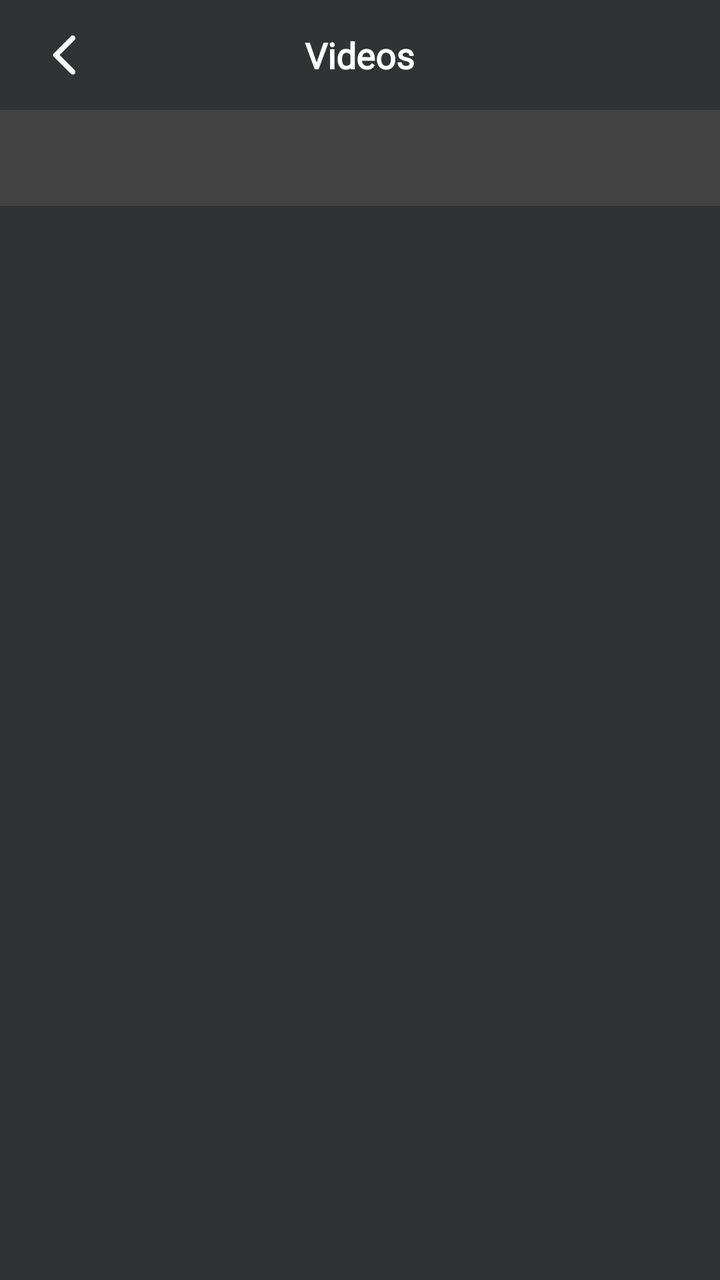
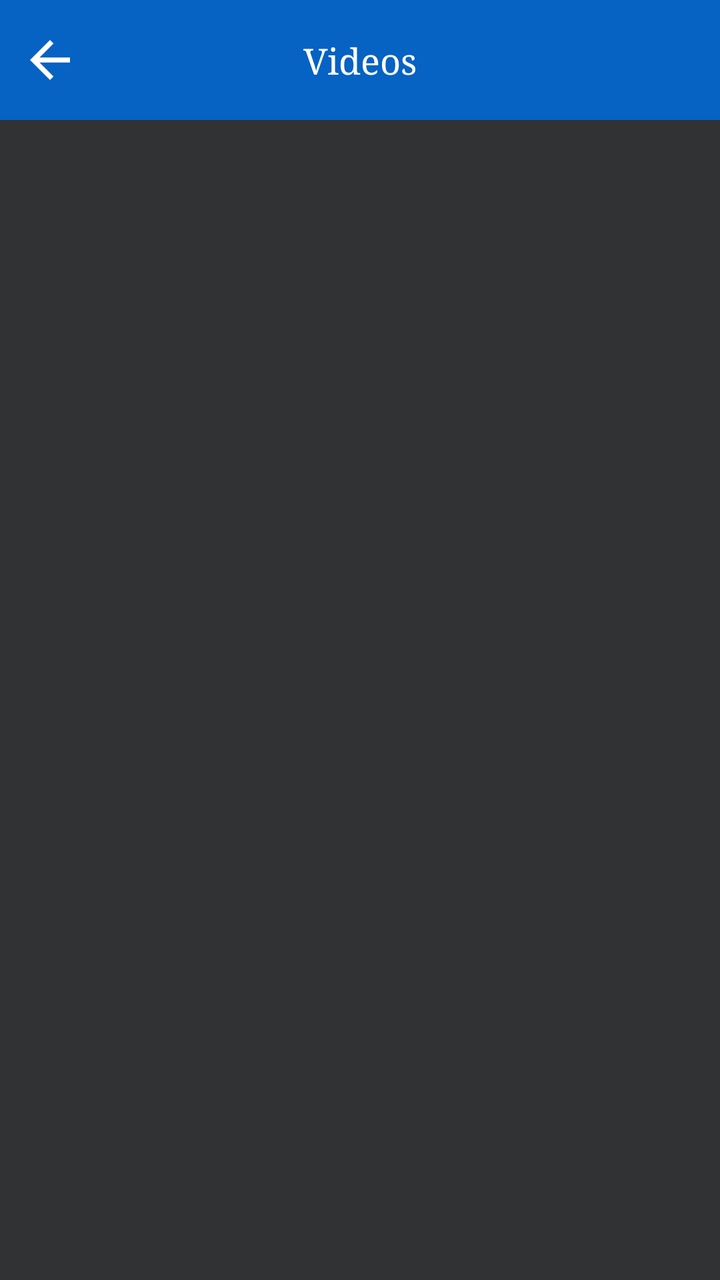

Screens rendered from an Android XML layout before and after an edit, with the pre-edit source and the edit as a unified diff.
<!-- AndroidManifest.xml: application theme Theme.LgAndRukoMirror -->
<!-- res/layout/activity_videos.xml -->
<?xml version="1.0" encoding="utf-8"?>
<LinearLayout xmlns:android="http://schemas.android.com/apk/res/android"
    xmlns:app="http://schemas.android.com/apk/res-auto"
    xmlns:tools="http://schemas.android.com/tools"
    android:layout_width="match_parent"
    android:layout_height="match_parent"
    android:background="@color/app_color"
    android:orientation="vertical"
    tools:context=".activities.VideosActivity">

    <FrameLayout
        android:layout_width="match_parent"
        android:layout_height="wrap_content"
        android:paddingHorizontal="20dp"
        android:paddingVertical="15dp">

        <ImageView
            android:id="@+id/ic_back"
            android:layout_width="25dp"
            android:layout_height="25dp"
            android:layout_gravity="start"
            android:src="@drawable/round_arrow_back_ios_24"
            app:tint="@color/white" />

        <TextView
            style="@style/textHeading"
            android:layout_width="wrap_content"
            android:layout_height="wrap_content"
            android:layout_gravity="center"
            android:text="Videos"
            android:textColor="@color/white"
            android:textSize="18sp" />
    </FrameLayout>

    <com.google.android.material.tabs.TabLayout
        android:id="@+id/tabLayout"
        android:layout_width="match_parent"
        android:layout_height="wrap_content"
        android:background="@color/bg_color"
        app:tabIndicatorColor="@color/white"
        app:tabIndicator="@null"
        app:tabInlineLabel="true"
        app:tabMode="fixed"
        app:tabSelectedTextColor="@color/white"
        app:tabTextColor="#8C8B8B" />


    <androidx.viewpager.widget.ViewPager
        android:id="@+id/viewPager"
        android:layout_width="match_parent"
        android:layout_height="match_parent" />


</LinearLayout>
<!-- resources referenced by this layout -->
<resources>
  <color name="app_color">#313234</color>
  <color name="bg_color">#424242</color>
  <color name="white">#FFFFFFFF</color>
  <!-- drawable round_arrow_back_ios_24 (drawable) -->
  <vector android:autoMirrored="true" android:height="24dp"
      android:tint="#000000" android:viewportHeight="24"
      android:viewportWidth="24" android:width="24dp" xmlns:android="http://schemas.android.com/apk/res/android">
      <path android:fillColor="@android:color/white" android:pathData="M16.62,2.99c-0.49,-0.49 -1.28,-0.49 -1.77,0L6.54,11.3c-0.39,0.39 -0.39,1.02 0,1.41l8.31,8.31c0.49,0.49 1.28,0.49 1.77,0s0.49,-1.28 0,-1.77L9.38,12l7.25,-7.25c0.48,-0.48 0.48,-1.28 -0.01,-1.76z"/>
  </vector>
  <style name="textHeading" parent="Theme.MaterialComponents.DayNight.NoActionBar">
          <item name="android:fontFamily">@font/albra</item>
          <item name="android:textSize">17sp</item>
          <item name="android:textColor">@color/black</item>
          <item name="android:layout_width">wrap_content</item>
          <item name="android:layout_height">wrap_content</item>
          <item name="android:textAllCaps">false</item>
          <item name="android:textStyle">bold</item>
      </style>
  <style name="Theme.LgAndRukoMirror" parent="Theme.MaterialComponents.DayNight.NoActionBar">
          
          <item name="colorPrimary">@color/purple_500</item>
          <item name="colorPrimaryVariant">@color/purple_700</item>
          <item name="colorOnPrimary">@color/white</item>
          
          <item name="colorSecondary">@color/teal_200</item>
          <item name="colorSecondaryVariant">@color/teal_700</item>
          <item name="colorOnSecondary">@color/black</item>
          
          <item name="android:statusBarColor">?attr/colorPrimaryVariant</item>
          
      </style>
  <color name="black">#FF000000</color>
  <color name="purple_500">#000000</color>
  <color name="purple_700">#000000</color>
  <color name="teal_200">#FF03DAC5</color>
  <color name="teal_700">#FF018786</color>
</resources>

<!-- the commit's change to res/layout/activity_videos.xml (unified diff, before → after) -->
@@ -8,41 +8,61 @@
     android:orientation="vertical"
     tools:context=".activities.VideosActivity">
 
-    <FrameLayout
+    <androidx.constraintlayout.widget.ConstraintLayout
         android:layout_width="match_parent"
-        android:layout_height="wrap_content"
-        android:paddingHorizontal="20dp"
-        android:paddingVertical="15dp">
+        android:layout_height="wrap_content">
+
+
+        <View
+            android:id="@+id/toolBar"
+            android:layout_width="match_parent"
+            android:layout_height="60dp"
+            android:background="@color/app_color_2"
+            app:layout_constraintEnd_toEndOf="parent"
+            app:layout_constraintStart_toStartOf="parent"
+            app:layout_constraintTop_toTopOf="parent" />
 
         <ImageView
-            android:id="@+id/ic_back"
-            android:layout_width="25dp"
-            android:layout_height="25dp"
-            android:layout_gravity="start"
-            android:src="@drawable/round_arrow_back_ios_24"
-            app:tint="@color/white" />
+            android:id="@+id/ivBack"
+            android:layout_width="30dp"
+            android:layout_height="30dp"
+            android:layout_marginStart="10dp"
+            android:src="@drawable/ic_back"
+            app:layout_constraintBottom_toBottomOf="@+id/toolBar"
+            app:layout_constraintStart_toStartOf="@+id/toolBar"
+            app:layout_constraintTop_toTopOf="@+id/toolBar" />
 
         <TextView
-            style="@style/textHeading"
             android:layout_width="wrap_content"
             android:layout_height="wrap_content"
-            android:layout_gravity="center"
+            android:fontFamily="serif"
             android:text="Videos"
             android:textColor="@color/white"
-            android:textSize="18sp" />
-    </FrameLayout>
+            android:textSize="18sp"
+            app:layout_constraintBottom_toBottomOf="@+id/toolBar"
+            app:layout_constraintEnd_toEndOf="@+id/toolBar"
+            app:layout_constraintStart_toStartOf="@+id/toolBar"
+            app:layout_constraintTop_toTopOf="@+id/toolBar" />
+
+
+    </androidx.constraintlayout.widget.ConstraintLayout>
+
 
     <com.google.android.material.tabs.TabLayout
         android:id="@+id/tabLayout"
         android:layout_width="match_parent"
         android:layout_height="wrap_content"
-        android:background="@color/bg_color"
+        android:layout_marginTop="@dimen/_5sdp"
+        android:background="@color/app_color"
+        android:layout_marginHorizontal="@dimen/_20sdp"
+        app:tabBackground="@drawable/tab_selecter"
         app:tabIndicatorColor="@color/white"
         app:tabIndicator="@null"
         app:tabInlineLabel="true"
         app:tabMode="fixed"
         app:tabSelectedTextColor="@color/white"
-        app:tabTextColor="#8C8B8B" />
+        app:tabTextColor="#8C8B8B"
+      />
 
 
     <androidx.viewpager.widget.ViewPager
<!-- resource entries referenced after the edit -->
@@ -1,23 +1,38 @@
 <!-- resources referenced by this layout -->
 <resources>
   <color name="app_color">#313234</color>
-  <color name="bg_color">#424242</color>
+  <color name="app_color_2">#0662C3</color>
   <color name="white">#FFFFFFFF</color>
-  <!-- drawable round_arrow_back_ios_24 (drawable) -->
+  <dimen name="_20sdp">20.00dp</dimen>
+  <dimen name="_5sdp">5.00dp</dimen>
+  <!-- drawable ic_back (drawable) -->
   <vector android:autoMirrored="true" android:height="24dp"
-      android:tint="#000000" android:viewportHeight="24"
+      android:tint="@color/white" android:viewportHeight="24"
       android:viewportWidth="24" android:width="24dp" xmlns:android="http://schemas.android.com/apk/res/android">
-      <path android:fillColor="@android:color/white" android:pathData="M16.62,2.99c-0.49,-0.49 -1.28,-0.49 -1.77,0L6.54,11.3c-0.39,0.39 -0.39,1.02 0,1.41l8.31,8.31c0.49,0.49 1.28,0.49 1.77,0s0.49,-1.28 0,-1.77L9.38,12l7.25,-7.25c0.48,-0.48 0.48,-1.28 -0.01,-1.76z"/>
+      <path android:fillColor="@android:color/white" android:pathData="M20,11H7.83l5.59,-5.59L12,4l-8,8 8,8 1.41,-1.41L7.83,13H20v-2z"/>
   </vector>
-  <style name="textHeading" parent="Theme.MaterialComponents.DayNight.NoActionBar">
-          <item name="android:fontFamily">@font/albra</item>
-          <item name="android:textSize">17sp</item>
-          <item name="android:textColor">@color/black</item>
-          <item name="android:layout_width">wrap_content</item>
-          <item name="android:layout_height">wrap_content</item>
-          <item name="android:textAllCaps">false</item>
-          <item name="android:textStyle">bold</item>
-      </style>
+  <!-- drawable tab_selecter (drawable) -->
+  <?xml version="1.0" encoding="utf-8"?>
+  <selector xmlns:android="http://schemas.android.com/apk/res/android">
+      
+      <item android:state_selected="true">
+          <shape>
+              <gradient android:startColor="@color/app_color_2"
+                  android:endColor="@color/app_color_2"
+                  android:angle="270"
+                  />
+              <corners android:radius="16dp" />
+          </shape>
+      </item>
+      
+      <item>
+          <shape>
+              <gradient android:startColor="@color/app_color"
+                  android:angle="270"
+                  />
+          </shape>
+      </item>
+  </selector>
   <style name="Theme.LgAndRukoMirror" parent="Theme.MaterialComponents.DayNight.NoActionBar">
           
           <item name="colorPrimary">@color/purple_500</item>
